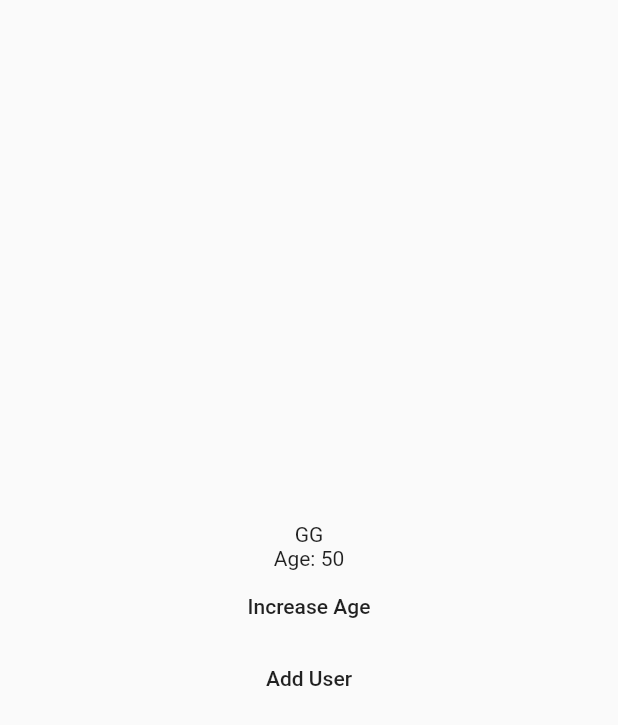
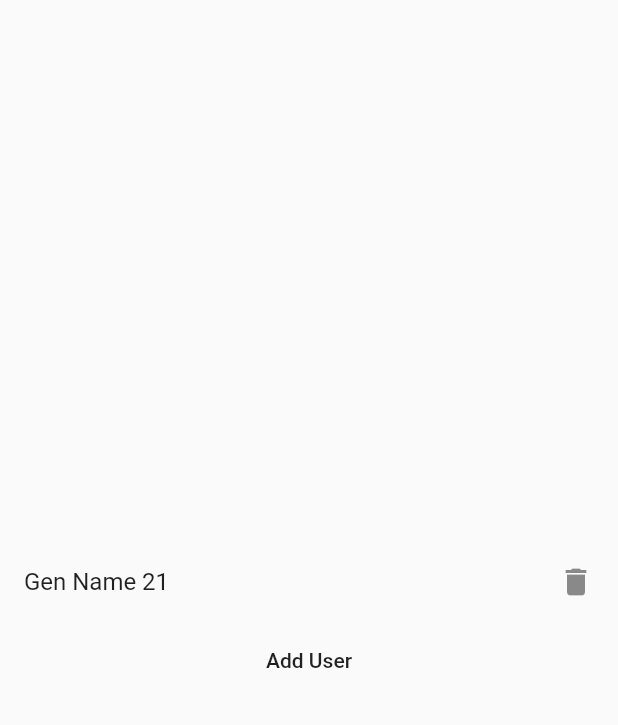
Before and after one commit to islammohy/mvc_provider, a Flutter app: the screen it shows after launch, after a tap on "Add User", on a phone screen of 412 x 824 dp. Shown: the top 725 px of the screen. Run offline on Flutter 3.47's test engine with Material 2 defaults, Android fonts, the phone set to English and light mode, and no system bars.

Commit message:
modified:   lib/main.dart 	modified:   lib/user/user_view.dart

```diff
--- a/lib/main.dart
+++ b/lib/main.dart
@@ -10,7 +10,6 @@ void main() {
 class MyApp extends StatelessWidget {
   const MyApp({super.key});
 
-  // This widget is the root of your application.
   @override
   Widget build(BuildContext context) {
     return MultiProvider(
--- a/lib/user/user_view.dart
+++ b/lib/user/user_view.dart
@@ -1,3 +1,5 @@
+import 'dart:math';
+
 import 'package:flutter/material.dart';
 import 'package:mvc_provider/user/user_controller.dart';
 import 'package:mvc_provider/user/user_model.dart';
@@ -20,32 +22,36 @@ class _UserViewState extends State<UserView> {
           child: Column(
             mainAxisAlignment: MainAxisAlignment.center,
             children: [
-              Provider.of<UserController>(context).users.isNotEmpty
-                  ? Column(
-                      children: [
-                        Selector<UserController, String>(
+              Container(
+                child: ListView.builder(
+                    scrollDirection: Axis.vertical,
+                    shrinkWrap: true,
+                    itemCount:
+                        Provider.of<UserController>(context).users.length,
+                    itemBuilder: (BuildContext context, int index) {
+                      return ListTile(
+                          //  leading: const Icon(Icons.list),
+                          trailing: InkWell(
+                            child: Icon(Icons.delete),
+                            onTap: () {
+                              Provider.of<UserController>(context,
+                                      listen: false)
+                                  .removeUser(index);
+                            },
+                          ),
+                          title: Selector<UserController, String>(
                             builder: (context, value, child) => Text(value),
-                            selector: (context, usermodel) =>
-                                usermodel.users[0].name),
-                        Selector<UserController, int>(
-                            builder: (context, value, child) =>
-                                Text('Age: $value'),
-                            selector: (context, usermodel) =>
-                                usermodel.users[0].age),
-                        MaterialButton(
-                          onPressed: () {
-                            Provider.of<UserController>(context, listen: false)
-                                .increaseAge(0);
-                          },
-                          child: const Text('Increase Age'),
-                        ),
-                      ],
-                    )
-                  : const SizedBox(),
+                            selector: (context, userController) =>
+                                userController.users[index].name,
+                          ));
+                    }),
+              ),
               MaterialButton(
                 onPressed: () {
-                  Provider.of<UserController>(context, listen: false)
-                      .addUser(UserModel(name: 'GG', age: 50));
+                  Provider.of<UserController>(context, listen: false).addUser(
+                      UserModel(
+                          name: 'Gen Name ${1 + Random().nextInt(100 - 1 + 1)}',
+                          age: 50));
                 },
                 child: const Text('Add User'),
               )
```
